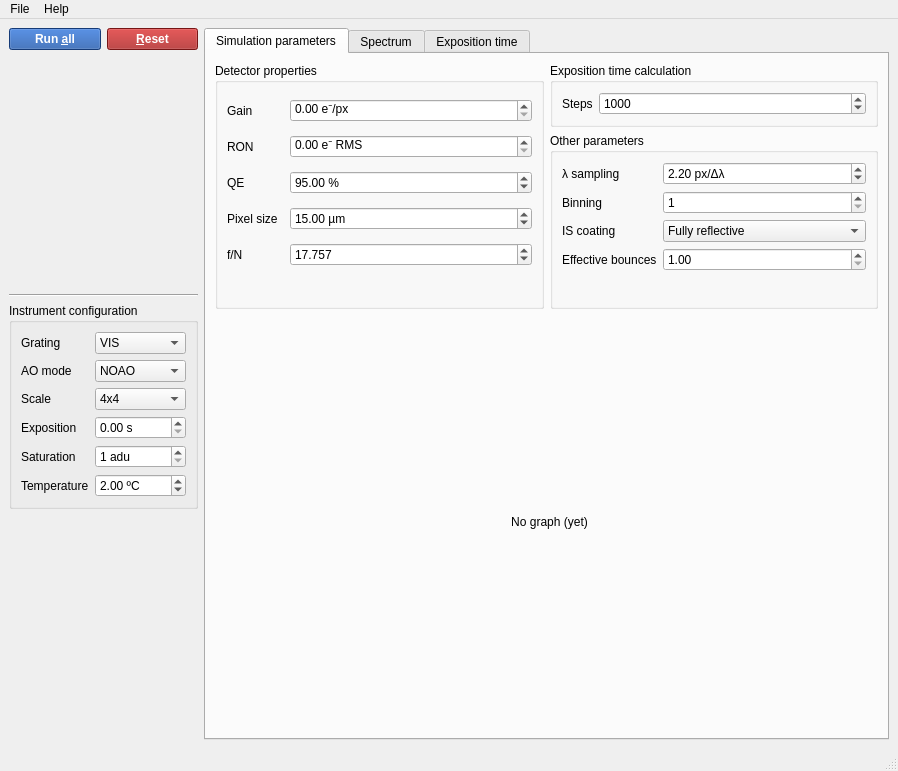
Above: simui/simui.ui from HARMONI-CAB/radiosim before the change. Below: the same form after it.
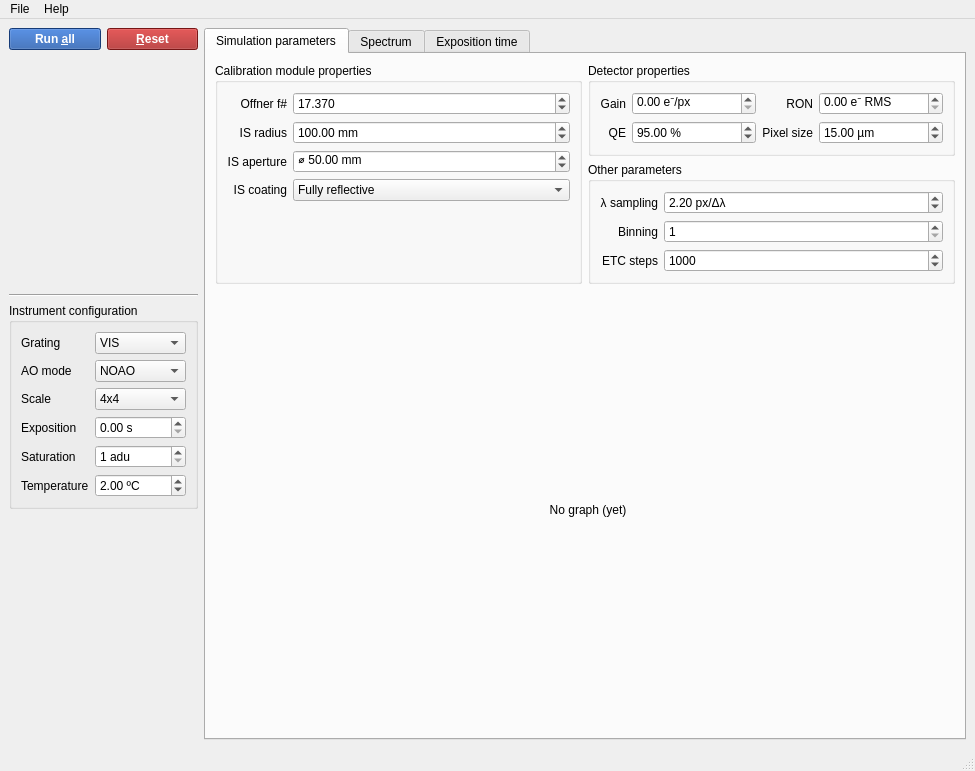
That is the form after the change. The open tabs and pages were chosen to show the change.

```diff
--- a/simui/simui.ui
+++ b/simui/simui.ui
@@ -6,7 +6,7 @@
    <rect>
     <x>0</x>
     <y>0</y>
-    <width>898</width>
+    <width>975</width>
     <height>771</height>
    </rect>
   </property>
@@ -232,80 +232,91 @@
         <string>Simulation parameters</string>
        </attribute>
        <layout class="QGridLayout" name="gridLayout_14">
-        <item row="0" column="0" rowspan="3">
+        <item row="4" column="0" colspan="2">
+         <widget class="QStackedWidget" name="graphStack">
+          <widget class="QWidget" name="page_5">
+           <layout class="QFormLayout" name="formLayout_2">
+            <item row="0" column="1">
+             <widget class="QLabel" name="label_9">
+              <property name="sizePolicy">
+               <sizepolicy hsizetype="Expanding" vsizetype="Expanding">
+                <horstretch>0</horstretch>
+                <verstretch>0</verstretch>
+               </sizepolicy>
+              </property>
+              <property name="text">
+               <string>No graph (yet)</string>
+              </property>
+              <property name="alignment">
+               <set>Qt::AlignCenter</set>
+              </property>
+             </widget>
+            </item>
+           </layout>
+          </widget>
+          <widget class="QWidget" name="page_6"/>
+         </widget>
+        </item>
+        <item row="0" column="1">
          <widget class="QGroupBox" name="groupBox_6">
           <property name="title">
            <string>Detector properties</string>
           </property>
           <layout class="QGridLayout" name="gridLayout_8">
-           <item row="0" column="0">
-            <widget class="QLabel" name="label_23">
-             <property name="text">
-              <string>Gain</string>
-             </property>
-            </widget>
-           </item>
-           <item row="3" column="0">
-            <widget class="QLabel" name="label_26">
-             <property name="text">
-              <string>QE</string>
-             </property>
-            </widget>
-           </item>
-           <item row="4" column="0">
+           <item row="3" column="2">
             <widget class="QLabel" name="label_22">
              <property name="text">
               <string>Pixel size</string>
              </property>
+             <property name="alignment">
+              <set>Qt::AlignRight|Qt::AlignTrailing|Qt::AlignVCenter</set>
+             </property>
             </widget>
            </item>
-           <item row="5" column="0">
-            <widget class="QLabel" name="label_8">
+           <item row="3" column="0">
+            <widget class="QLabel" name="label_26">
              <property name="text">
-              <string>f/N</string>
+              <string>QE</string>
              </property>
+             <property name="alignment">
+              <set>Qt::AlignRight|Qt::AlignTrailing|Qt::AlignVCenter</set>
+             </property>
             </widget>
            </item>
-           <item row="6" column="0" colspan="3">
-            <spacer name="verticalSpacer_2">
-             <property name="orientation">
-              <enum>Qt::Vertical</enum>
+           <item row="0" column="0">
+            <widget class="QLabel" name="label_23">
+             <property name="text">
+              <string>Gain</string>
              </property>
-             <property name="sizeType">
-              <enum>QSizePolicy::Fixed</enum>
+             <property name="alignment">
+              <set>Qt::AlignRight|Qt::AlignTrailing|Qt::AlignVCenter</set>
              </property>
-             <property name="sizeHint" stdset="0">
-              <size>
-               <width>20</width>
-               <height>20</height>
-              </size>
-             </property>
-            </spacer>
+            </widget>
            </item>
-           <item row="2" column="0">
+           <item row="0" column="2">
             <widget class="QLabel" name="label_21">
              <property name="text">
               <string>RON</string>
              </property>
+             <property name="alignment">
+              <set>Qt::AlignRight|Qt::AlignTrailing|Qt::AlignVCenter</set>
+             </property>
             </widget>
            </item>
-           <item row="5" column="2">
-            <widget class="QDoubleSpinBox" name="fNSpin">
+           <item row="0" column="3">
+            <widget class="QDoubleSpinBox" name="ronSpin">
              <property name="sizePolicy">
               <sizepolicy hsizetype="Expanding" vsizetype="Fixed">
                <horstretch>0</horstretch>
                <verstretch>0</verstretch>
               </sizepolicy>
              </property>
-             <property name="decimals">
-              <number>3</number>
-             </property>
-             <property name="value">
-              <double>17.757000000000001</double>
+             <property name="suffix">
+              <string> e⁻ RMS</string>
              </property>
             </widget>
            </item>
-           <item row="4" column="2">
+           <item row="3" column="3">
             <widget class="QDoubleSpinBox" name="pxSizeSpin">
              <property name="sizePolicy">
               <sizepolicy hsizetype="Expanding" vsizetype="Fixed">
@@ -321,7 +332,7 @@
              </property>
             </widget>
            </item>
-           <item row="3" column="2">
+           <item row="3" column="1">
             <widget class="QDoubleSpinBox" name="qeSpin">
              <property name="sizePolicy">
               <sizepolicy hsizetype="Expanding" vsizetype="Fixed">
@@ -337,20 +348,7 @@
              </property>
             </widget>
            </item>
-           <item row="2" column="2">
-            <widget class="QDoubleSpinBox" name="ronSpin">
-             <property name="sizePolicy">
-              <sizepolicy hsizetype="Expanding" vsizetype="Fixed">
-               <horstretch>0</horstretch>
-               <verstretch>0</verstretch>
-              </sizepolicy>
-             </property>
-             <property name="suffix">
-              <string> e⁻ RMS</string>
-             </property>
-            </widget>
-           </item>
-           <item row="0" column="2">
+           <item row="0" column="1">
             <widget class="QDoubleSpinBox" name="gainSpin">
              <property name="sizePolicy">
               <sizepolicy hsizetype="Expanding" vsizetype="Fixed">
@@ -366,17 +364,148 @@
           </layout>
          </widget>
         </item>
-        <item row="1" column="1" rowspan="2">
+        <item row="0" column="0" rowspan="4">
+         <widget class="QGroupBox" name="groupBox_3">
+          <property name="title">
+           <string>Calibration module properties</string>
+          </property>
+          <layout class="QGridLayout" name="gridLayout_3">
+           <item row="3" column="1">
+            <widget class="QLabel" name="label_10">
+             <property name="text">
+              <string>IS coating</string>
+             </property>
+             <property name="alignment">
+              <set>Qt::AlignRight|Qt::AlignTrailing|Qt::AlignVCenter</set>
+             </property>
+            </widget>
+           </item>
+           <item row="0" column="1">
+            <widget class="QLabel" name="label_8">
+             <property name="text">
+              <string>Offner f#</string>
+             </property>
+             <property name="alignment">
+              <set>Qt::AlignRight|Qt::AlignTrailing|Qt::AlignVCenter</set>
+             </property>
+            </widget>
+           </item>
+           <item row="1" column="1">
+            <widget class="QLabel" name="label_14">
+             <property name="text">
+              <string>IS radius</string>
+             </property>
+             <property name="alignment">
+              <set>Qt::AlignRight|Qt::AlignTrailing|Qt::AlignVCenter</set>
+             </property>
+            </widget>
+           </item>
+           <item row="0" column="2">
+            <widget class="QDoubleSpinBox" name="fNSpin">
+             <property name="sizePolicy">
+              <sizepolicy hsizetype="Expanding" vsizetype="Fixed">
+               <horstretch>0</horstretch>
+               <verstretch>0</verstretch>
+              </sizepolicy>
+             </property>
+             <property name="decimals">
+              <number>3</number>
+             </property>
+             <property name="value">
+              <double>17.370000000000001</double>
+             </property>
+            </widget>
+           </item>
+           <item row="3" column="2">
+            <widget class="QComboBox" name="isCoatingCombo">
+             <item>
+              <property name="text">
+               <string>Fully reflective</string>
+              </property>
+             </item>
+            </widget>
+           </item>
+           <item row="2" column="1">
+            <widget class="QLabel" name="label_15">
+             <property name="text">
+              <string>IS aperture</string>
+             </property>
+             <property name="alignment">
+              <set>Qt::AlignRight|Qt::AlignTrailing|Qt::AlignVCenter</set>
+             </property>
+            </widget>
+           </item>
+           <item row="2" column="2">
+            <widget class="QDoubleSpinBox" name="isApertureDiamSpin">
+             <property name="prefix">
+              <string>⌀ </string>
+             </property>
+             <property name="suffix">
+              <string> mm</string>
+             </property>
+             <property name="minimum">
+              <double>1.000000000000000</double>
+             </property>
+             <property name="maximum">
+              <double>100.000000000000000</double>
+             </property>
+             <property name="value">
+              <double>50.000000000000000</double>
+             </property>
+            </widget>
+           </item>
+           <item row="1" column="2">
+            <widget class="QDoubleSpinBox" name="isRadiusSpin">
+             <property name="suffix">
+              <string> mm</string>
+             </property>
+             <property name="minimum">
+              <double>1.000000000000000</double>
+             </property>
+             <property name="maximum">
+              <double>200.000000000000000</double>
+             </property>
+             <property name="value">
+              <double>100.000000000000000</double>
+             </property>
+            </widget>
+           </item>
+           <item row="4" column="2">
+            <spacer name="verticalSpacer">
+             <property name="orientation">
+              <enum>Qt::Vertical</enum>
+             </property>
+             <property name="sizeHint" stdset="0">
+              <size>
+               <width>20</width>
+               <height>20</height>
+              </size>
+             </property>
+            </spacer>
+           </item>
+          </layout>
+         </widget>
+        </item>
+        <item row="1" column="1" rowspan="3">
          <widget class="QGroupBox" name="groupBox_2">
           <property name="title">
            <string>Other parameters</string>
           </property>
-          <layout class="QFormLayout" name="formLayout">
+          <layout class="QGridLayout" name="gridLayout_12">
            <item row="0" column="0">
             <widget class="QLabel" name="lambdaSampling">
+             <property name="sizePolicy">
+              <sizepolicy hsizetype="Preferred" vsizetype="Preferred">
+               <horstretch>0</horstretch>
+               <verstretch>0</verstretch>
+              </sizepolicy>
+             </property>
              <property name="text">
               <string>λ sampling</string>
              </property>
+             <property name="alignment">
+              <set>Qt::AlignRight|Qt::AlignTrailing|Qt::AlignVCenter</set>
+             </property>
             </widget>
            </item>
            <item row="0" column="1">
@@ -395,13 +524,6 @@
              </property>
             </widget>
            </item>
-           <item row="1" column="0">
-            <widget class="QLabel" name="label_7">
-             <property name="text">
-              <string>Binning</string>
-             </property>
-            </widget>
-           </item>
            <item row="1" column="1">
             <widget class="QSpinBox" name="binningSpin">
              <property name="minimum">
@@ -409,68 +531,23 @@
              </property>
             </widget>
            </item>
-           <item row="4" column="0" colspan="2">
-            <spacer name="verticalSpacer">
-             <property name="orientation">
-              <enum>Qt::Vertical</enum>
-             </property>
-             <property name="sizeHint" stdset="0">
-              <size>
-               <width>20</width>
-               <height>20</height>
-              </size>
-             </property>
-            </spacer>
-           </item>
-           <item row="2" column="0">
-            <widget class="QLabel" name="label_10">
-             <property name="text">
-              <string>IS coating</string>
-             </property>
-            </widget>
-           </item>
-           <item row="2" column="1">
-            <widget class="QComboBox" name="isCoatingCombo">
-             <item>
-              <property name="text">
-               <string>Fully reflective</string>
-              </property>
-             </item>
-            </widget>
-           </item>
            <item row="3" column="0">
-            <widget class="QLabel" name="label_14">
+            <widget class="QLabel" name="label_24">
+             <property name="sizePolicy">
+              <sizepolicy hsizetype="Preferred" vsizetype="Preferred">
+               <horstretch>0</horstretch>
+               <verstretch>0</verstretch>
+              </sizepolicy>
+             </property>
              <property name="text">
-              <string>Effective bounces</string>
+              <string>ETC steps</string>
+             </property>
+             <property name="alignment">
+              <set>Qt::AlignRight|Qt::AlignTrailing|Qt::AlignVCenter</set>
              </property>
             </widget>
            </item>
            <item row="3" column="1">
-            <widget class="QDoubleSpinBox" name="isEffectiveBouncesSpin">
-             <property name="minimum">
-              <double>1.000000000000000</double>
-             </property>
-             <property name="maximum">
-              <double>18.000000000000000</double>
-             </property>
-            </widget>
-           </item>
-          </layout>
-         </widget>
-        </item>
-        <item row="0" column="1">
-         <widget class="QGroupBox" name="groupBox_9">
-          <property name="sizePolicy">
-           <sizepolicy hsizetype="Preferred" vsizetype="Fixed">
-            <horstretch>0</horstretch>
-            <verstretch>0</verstretch>
-           </sizepolicy>
-          </property>
-          <property name="title">
-           <string>Exposition time calculation</string>
-          </property>
-          <layout class="QGridLayout" name="gridLayout_13">
-           <item row="0" column="1">
             <widget class="QSpinBox" name="intStepsSpin">
              <property name="sizePolicy">
               <sizepolicy hsizetype="Expanding" vsizetype="Fixed">
@@ -489,41 +566,25 @@
              </property>
             </widget>
            </item>
-           <item row="0" column="0">
-            <widget class="QLabel" name="label_24">
+           <item row="1" column="0">
+            <widget class="QLabel" name="label_7">
+             <property name="sizePolicy">
+              <sizepolicy hsizetype="Preferred" vsizetype="Preferred">
+               <horstretch>0</horstretch>
+               <verstretch>0</verstretch>
+              </sizepolicy>
+             </property>
              <property name="text">
-              <string>Steps</string>
+              <string>Binning</string>
+             </property>
+             <property name="alignment">
+              <set>Qt::AlignRight|Qt::AlignTrailing|Qt::AlignVCenter</set>
              </property>
             </widget>
            </item>
           </layout>
          </widget>
         </item>
-        <item row="3" column="0" colspan="2">
-         <widget class="QStackedWidget" name="graphStack">
-          <widget class="QWidget" name="page_5">
-           <layout class="QFormLayout" name="formLayout_2">
-            <item row="0" column="1">
-             <widget class="QLabel" name="label_9">
-              <property name="sizePolicy">
-               <sizepolicy hsizetype="Expanding" vsizetype="Expanding">
-                <horstretch>0</horstretch>
-                <verstretch>0</verstretch>
-               </sizepolicy>
-              </property>
-              <property name="text">
-               <string>No graph (yet)</string>
-              </property>
-              <property name="alignment">
-               <set>Qt::AlignCenter</set>
-              </property>
-             </widget>
-            </item>
-           </layout>
-          </widget>
-          <widget class="QWidget" name="page_6"/>
-         </widget>
-        </item>
        </layout>
       </widget>
       <widget class="QWidget" name="tab_2">
@@ -933,8 +994,8 @@
     <rect>
      <x>0</x>
      <y>0</y>
-     <width>898</width>
-     <height>26</height>
+     <width>975</width>
+     <height>25</height>
     </rect>
    </property>
    <widget class="QMenu" name="menuFile">
```
Left out of the diff: 146 changed lines with no effect on the pictures.
